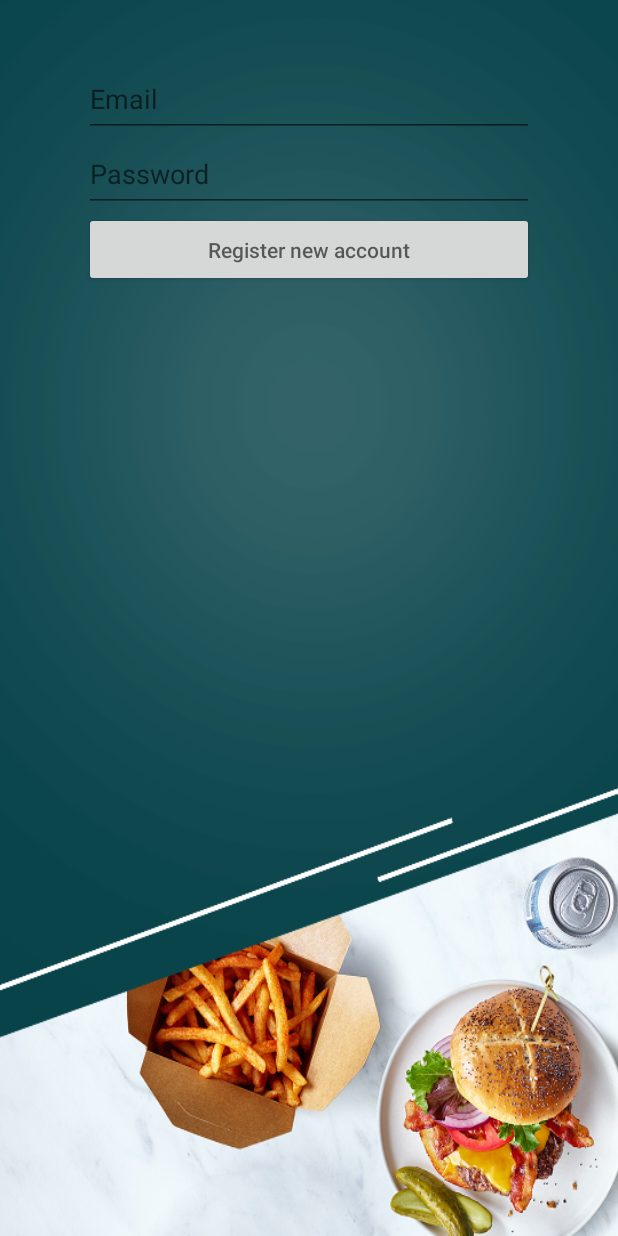
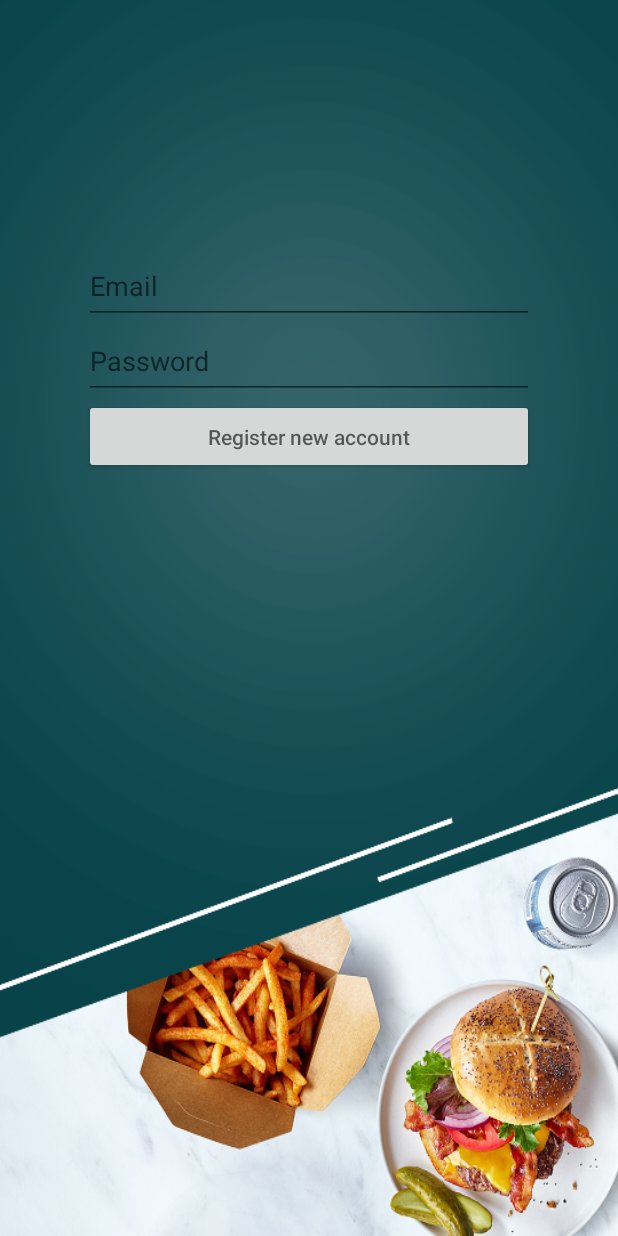
Before and after one commit to brightonter1/MultiOrderOnline, an Android app: the fragment RegisterFragment placed in its activity, on a phone screen of 412 x 824 dp. Run offline under Robolectric (Android 15) with nearby library versions, the light colour scheme and no system bars; our stand-ins replace Firebase (no records; nobody signed in at launch, a user with empty details on screens opened directly).

Commit message:
Add RoleSelectorFragment and layout to select that use are suplier or customer

```diff
--- a/app/src/main/java/group14/multiorder/multiorderonline/MainActivity.java
+++ b/app/src/main/java/group14/multiorder/multiorderonline/MainActivity.java
@@ -14,7 +14,7 @@ public class MainActivity extends AppCompatActivity {
 
             getSupportFragmentManager()
                     .beginTransaction()
-                    .replace(R.id.main_view, new LoginFragment())
+                    .replace(R.id.main_view, new RoleSelectorFragment())
                     .commit();
         }
     }
--- /dev/null
+++ b/app/src/main/java/group14/multiorder/multiorderonline/RoleSelectorFragment.java
@@ -0,0 +1,57 @@
+package group14.multiorder.multiorderonline;
+
+import android.os.Bundle;
+import android.support.annotation.NonNull;
+import android.support.annotation.Nullable;
+import android.support.v4.app.Fragment;
+import android.view.LayoutInflater;
+import android.view.View;
+import android.view.ViewGroup;
+import android.widget.Button;
+
+public class RoleSelectorFragment extends Fragment {
+
+    @Nullable
+    @Override
+    public View onCreateView(@NonNull LayoutInflater inflater, @Nullable ViewGroup container, @Nullable Bundle savedInstanceState) {
+        return inflater.inflate(R.layout.fragment_role_selector, container, false);
+    }
+
+    @Override
+    public void onActivityCreated(@Nullable Bundle savedInstanceState) {
+        super.onActivityCreated(savedInstanceState);
+        customerLogin();
+        suplierButton();
+
+
+    }
+
+
+    public void suplierButton(){
+        Button _supplierBtn = getView().findViewById(R.id.role_selector_suplier_btn);
+        _supplierBtn.setOnClickListener(new View.OnClickListener(){
+
+            @Override
+            public void onClick(View v) {
+                getActivity().getSupportFragmentManager()
+                        .beginTransaction()
+                        .replace(R.id.main_view, new RegisterFragment())
+                        .addToBackStack(null)
+                        .commit();
+            }
+        });
+    }
+
+    public void customerLogin(){
+        Button _customerBtn = getView().findViewById(R.id.role_selector_customer_btn);
+        _customerBtn.setOnClickListener(new View.OnClickListener(){
+            @Override
+            public void onClick(View v) {
+                getActivity().getSupportFragmentManager()
+                        .beginTransaction()
+                        .replace(R.id.main_view, new LoginFragment())
+                        .commit();
+            }
+        });
+    }
+}
--- a/app/src/main/res/layout/fragment_register.xml
+++ b/app/src/main/res/layout/fragment_register.xml
@@ -3,8 +3,9 @@
     android:orientation="vertical"
     android:layout_width="match_parent"
     android:layout_height="match_parent">
+
     <EditText
-        android:layout_marginTop="25dp"
+        android:layout_marginTop="150dp"
         android:id="@+id/register_email"
         android:hint="Email"
         android:layout_gravity="center"
--- /dev/null
+++ b/app/src/main/res/layout/fragment_supplier_register.xml
@@ -0,0 +1,6 @@
+<?xml version="1.0" encoding="utf-8"?>
+<android.support.constraint.ConstraintLayout
+    xmlns:android="http://schemas.android.com/apk/res/android" android:layout_width="match_parent"
+    android:layout_height="match_parent">
+
+</android.support.constraint.ConstraintLayout>
```
Also changed, not shown: app/src/main/res/layout/fragment_role_selector.xml (added, +33 -0 lines).
